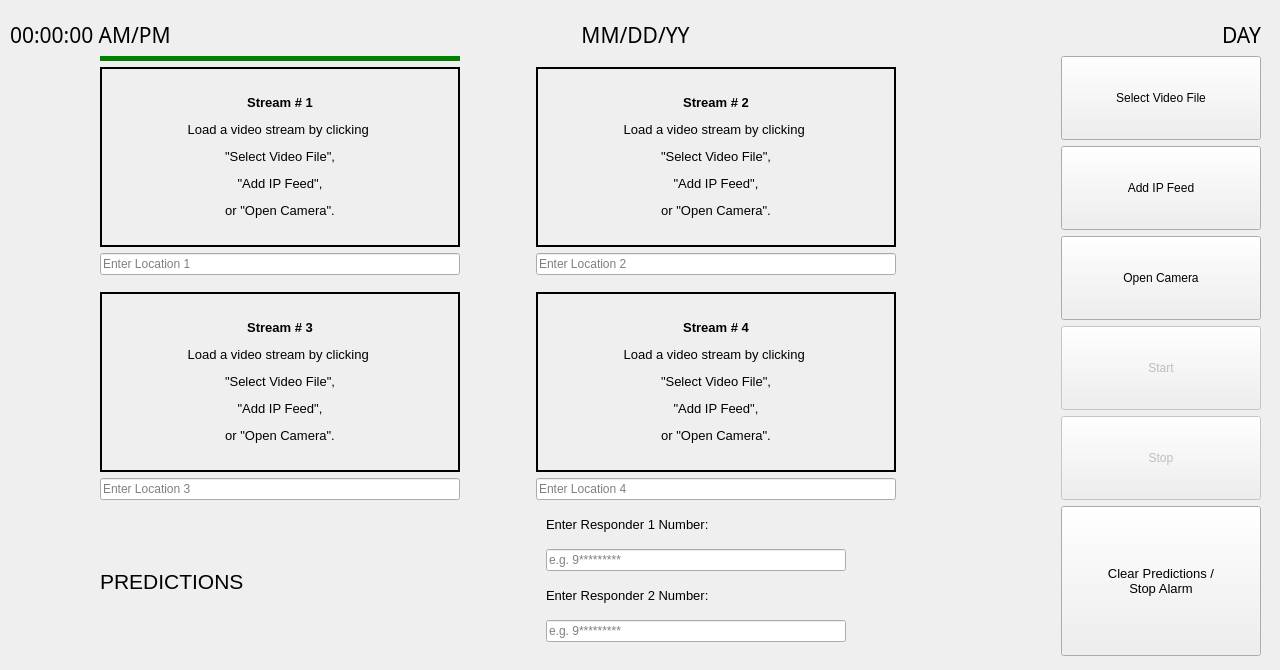
Qt form mainwidget.ui (markymarc1227/hawkai) before a commit.
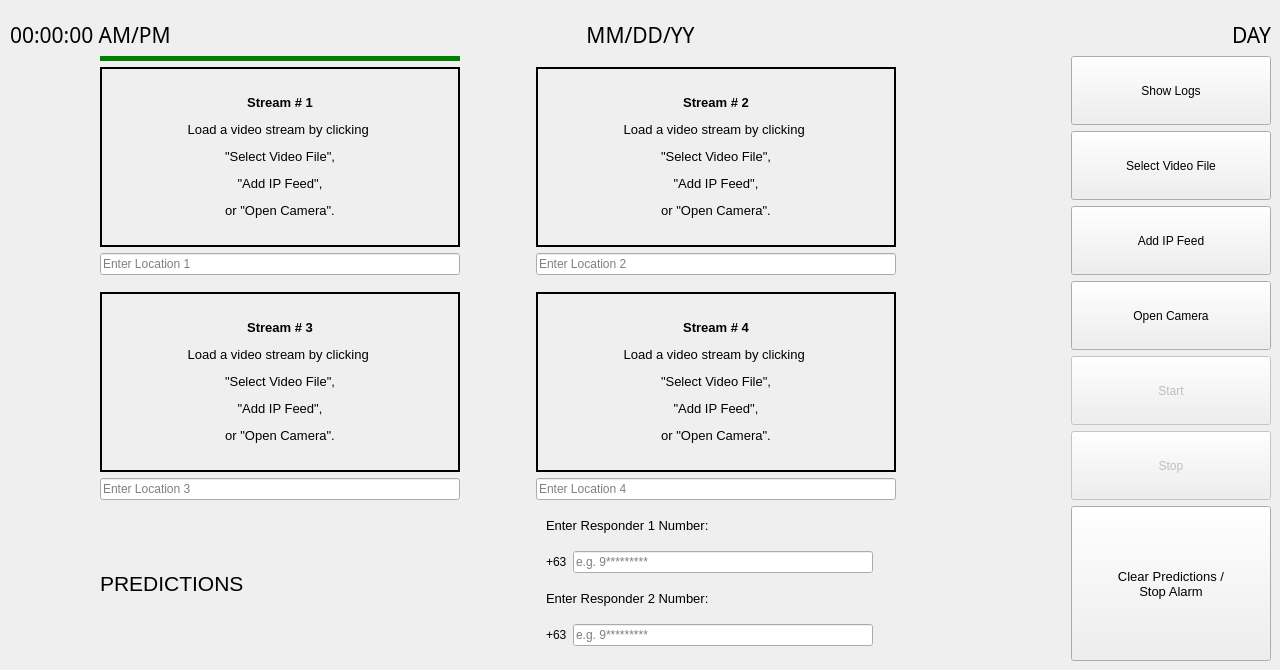
The same form after that commit. Icons and pictures are not drawn. Custom widgets are drawn as their Qt base class.

Commit message: added panel revisions

The edit to the form file:
```diff
--- a/mainwidget.ui
+++ b/mainwidget.ui
@@ -41,16 +41,16 @@
   <property name="autoFillBackground">
    <bool>false</bool>
   </property>
-  <widget class="QWidget" name="">
+  <widget class="QWidget" name="layoutWidget">
    <property name="geometry">
     <rect>
      <x>10</x>
      <y>0</y>
-     <width>1251</width>
-     <height>656</height>
+     <width>1261</width>
+     <height>661</height>
     </rect>
    </property>
-   <layout class="QVBoxLayout" name="verticalLayout_9">
+   <layout class="QVBoxLayout" name="verticalLayout_7">
     <item>
      <widget class="QLabel" name="banner">
       <property name="enabled">
@@ -584,6 +584,34 @@
       </item>
       <item>
        <layout class="QVBoxLayout" name="verticalLayout_5">
+        <item alignment="Qt::AlignRight">
+         <widget class="QPushButton" name="show_report">
+          <property name="sizePolicy">
+           <sizepolicy hsizetype="Minimum" vsizetype="Expanding">
+            <horstretch>0</horstretch>
+            <verstretch>0</verstretch>
+           </sizepolicy>
+          </property>
+          <property name="minimumSize">
+           <size>
+            <width>200</width>
+            <height>0</height>
+           </size>
+          </property>
+          <property name="maximumSize">
+           <size>
+            <width>200</width>
+            <height>16777215</height>
+           </size>
+          </property>
+          <property name="cursor">
+           <cursorShape>PointingHandCursor</cursorShape>
+          </property>
+          <property name="text">
+           <string>Show Logs</string>
+          </property>
+         </widget>
+        </item>
         <item alignment="Qt::AlignRight">
          <widget class="QPushButton" name="video_file_button">
           <property name="sizePolicy">
@@ -747,7 +775,7 @@
      </layout>
     </item>
     <item>
-     <layout class="QHBoxLayout" name="horizontalLayout_5">
+     <layout class="QHBoxLayout" name="horizontalLayout_2">
       <item>
        <spacer name="horizontalSpacer_4">
         <property name="orientation">
@@ -795,11 +823,17 @@
        </widget>
       </item>
       <item>
-       <layout class="QVBoxLayout" name="verticalLayout_7">
+       <layout class="QGridLayout" name="gridLayout">
         <property name="leftMargin">
          <number>0</number>
         </property>
-        <item alignment="Qt::AlignLeft">
+        <property name="topMargin">
+         <number>0</number>
+        </property>
+        <property name="rightMargin">
+         <number>0</number>
+        </property>
+        <item row="0" column="0" colspan="2">
          <widget class="QLabel" name="res_label1">
           <property name="sizePolicy">
            <sizepolicy hsizetype="Minimum" vsizetype="Maximum">
@@ -813,6 +847,12 @@
             <height>0</height>
            </size>
           </property>
+          <property name="maximumSize">
+           <size>
+            <width>300</width>
+            <height>16777215</height>
+           </size>
+          </property>
           <property name="font">
            <font>
             <pointsize>10</pointsize>
@@ -823,10 +863,29 @@
           </property>
          </widget>
         </item>
-        <item alignment="Qt::AlignLeft">
+        <item row="1" column="0">
+         <widget class="QLabel" name="c_code_0">
+          <property name="sizePolicy">
+           <sizepolicy hsizetype="Fixed" vsizetype="Preferred">
+            <horstretch>0</horstretch>
+            <verstretch>0</verstretch>
+           </sizepolicy>
+          </property>
+          <property name="maximumSize">
+           <size>
+            <width>25</width>
+            <height>16777215</height>
+           </size>
+          </property>
+          <property name="text">
+           <string>+63</string>
+          </property>
+         </widget>
+        </item>
+        <item row="1" column="1">
          <widget class="doubleClickable_QLineEdit" name="res_cnum0">
           <property name="sizePolicy">
-           <sizepolicy hsizetype="Fixed" vsizetype="Fixed">
+           <sizepolicy hsizetype="Preferred" vsizetype="Fixed">
             <horstretch>0</horstretch>
             <verstretch>0</verstretch>
            </sizepolicy>
@@ -837,6 +896,12 @@
             <height>0</height>
            </size>
           </property>
+          <property name="maximumSize">
+           <size>
+            <width>300</width>
+            <height>16777215</height>
+           </size>
+          </property>
           <property name="styleSheet">
            <string notr="true"/>
           </property>
@@ -848,7 +913,7 @@
           </property>
          </widget>
         </item>
-        <item alignment="Qt::AlignLeft">
+        <item row="2" column="0" colspan="2">
          <widget class="QLabel" name="res_label2">
           <property name="sizePolicy">
            <sizepolicy hsizetype="Fixed" vsizetype="Fixed">
@@ -872,10 +937,29 @@
           </property>
          </widget>
         </item>
-        <item alignment="Qt::AlignLeft">
+        <item row="3" column="0">
+         <widget class="QLabel" name="c_code_1">
+          <property name="sizePolicy">
+           <sizepolicy hsizetype="Fixed" vsizetype="Preferred">
+            <horstretch>0</horstretch>
+            <verstretch>0</verstretch>
+           </sizepolicy>
+          </property>
+          <property name="maximumSize">
+           <size>
+            <width>25</width>
+            <height>16777215</height>
+           </size>
+          </property>
+          <property name="text">
+           <string>+63</string>
+          </property>
+         </widget>
+        </item>
+        <item row="3" column="1">
          <widget class="doubleClickable_QLineEdit" name="res_cnum1">
           <property name="sizePolicy">
-           <sizepolicy hsizetype="Fixed" vsizetype="Fixed">
+           <sizepolicy hsizetype="Preferred" vsizetype="Fixed">
             <horstretch>0</horstretch>
             <verstretch>0</verstretch>
            </sizepolicy>
@@ -886,6 +970,12 @@
             <height>0</height>
            </size>
           </property>
+          <property name="maximumSize">
+           <size>
+            <width>300</width>
+            <height>16777215</height>
+           </size>
+          </property>
           <property name="text">
            <string/>
           </property>
@@ -900,9 +990,25 @@
        </layout>
       </item>
       <item>
+       <spacer name="horizontalSpacer_5">
+        <property name="orientation">
+         <enum>Qt::Horizontal</enum>
+        </property>
+        <property name="sizeType">
+         <enum>QSizePolicy::Fixed</enum>
+        </property>
+        <property name="sizeHint" stdset="0">
+         <size>
+          <width>160</width>
+          <height>20</height>
+         </size>
+        </property>
+       </spacer>
+      </item>
+      <item alignment="Qt::AlignRight">
        <widget class="QPushButton" name="clear_predictions">
         <property name="sizePolicy">
-         <sizepolicy hsizetype="Fixed" vsizetype="Expanding">
+         <sizepolicy hsizetype="Expanding" vsizetype="Expanding">
           <horstretch>0</horstretch>
           <verstretch>0</verstretch>
          </sizepolicy>
```
The commit also changes 4 other files.
